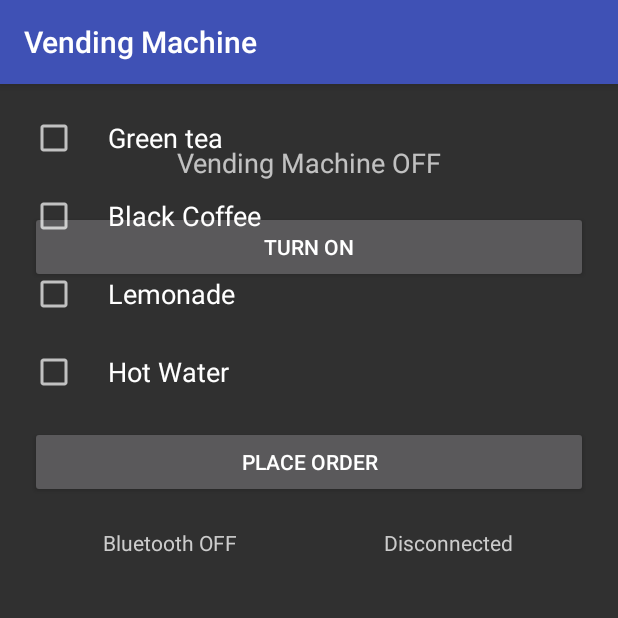
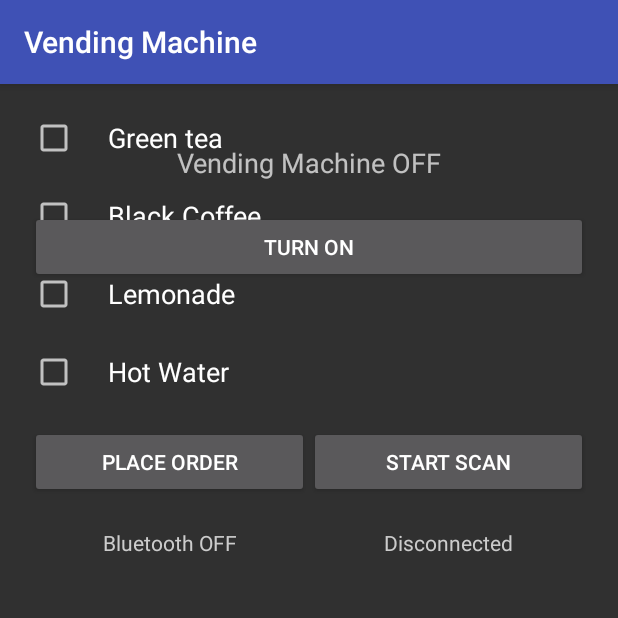
Before and after one commit to mihir-harbinger/VendingMachine, an Android app: the screen it shows after launch (MainActivity), on a phone screen of 412 x 824 dp, the top half of it. Run offline under Robolectric (Android 15) with nearby library versions, the phone set to English and light mode, and no system bars.

Commit message:
eod commit

```diff
--- a/app/src/main/java/com/example/mihir/vendingmachine/MainActivity.java
+++ b/app/src/main/java/com/example/mihir/vendingmachine/MainActivity.java
@@ -6,6 +6,7 @@ import android.content.BroadcastReceiver;
 import android.content.Context;
 import android.content.Intent;
 import android.content.IntentFilter;
+import android.os.Handler;
 import android.support.v7.app.AppCompatActivity;
 import android.os.Bundle;
 import android.view.View;
@@ -32,6 +33,9 @@ public class MainActivity extends AppCompatActivity implements OnClickListener {
     private TextView txtBluetoothStatus;
     private TextView txtConnectionStatus;
     private TextView txtAdvertisementStatus;
+    private TextView txtPrintMessage;
+    private TextView txtStatus;
+    private Button btnScan;
     private Button btnPlaceOrder;
     private Button btnToggleMachine;
     private TabHost tabHost;
@@ -49,17 +53,21 @@ public class MainActivity extends AppCompatActivity implements OnClickListener {
         chkBlackCoffee  = (CheckBox) findViewById(R.id.checkBox2);
         chkLemonade     = (CheckBox) findViewById(R.id.checkBox3);
         chkHotWater     = (CheckBox) findViewById(R.id.checkBox4);
-        btnPlaceOrder   = (Button) findViewById(R.id.button_scan);
+        btnScan         = (Button) findViewById(R.id.button_scan);
+        btnPlaceOrder   = (Button) findViewById(R.id.button_placeOrder);
         btnToggleMachine= (Button) findViewById(R.id.button_advertise);
 
         //ui outlets
         txtBluetoothStatus = (TextView) findViewById(R.id.textView1);
         txtConnectionStatus = (TextView) findViewById(R.id.textView2);
         txtAdvertisementStatus = (TextView) findViewById(R.id.textView3);
+        txtPrintMessage = (TextView) findViewById(R.id.textView5);
+        txtStatus = (TextView) findViewById(R.id.textView6);
 
         //onClick listeners
         findViewById(R.id.button_scan).setOnClickListener(this);
         findViewById(R.id.button_advertise).setOnClickListener(this);
+        findViewById(R.id.button_placeOrder).setOnClickListener(this);
 
         //tab view
         tabHost = (TabHost) findViewById(R.id.tabHost);
@@ -83,12 +91,12 @@ public class MainActivity extends AppCompatActivity implements OnClickListener {
             if (mBluetoothAdapter.isEnabled()) {
                 txtBluetoothStatus.setTextColor(Color.parseColor("#00ddff"));
                 txtBluetoothStatus.setText("Bluetooth ON");
-                startScanning();
                 // Bluetooth is not enable :)
             }
             else{
                 txtBluetoothStatus.setTextColor(Color.parseColor("#cccccc"));
                 txtBluetoothStatus.setText("Bluetooth OFF");
+                Toast.makeText(MainActivity.this, "Please turn Bluetooth ON", Toast.LENGTH_LONG).show();
             }
         }
     }
@@ -112,7 +120,6 @@ public class MainActivity extends AppCompatActivity implements OnClickListener {
                         break;
                     case BluetoothAdapter.STATE_ON:
                         setDeviceStatus("Bluetooth ON", true);
-                        startScanning();
                         break;
                     case BluetoothAdapter.STATE_TURNING_ON:
                         setDeviceStatus("Turning ON...", true);
@@ -165,18 +172,12 @@ public class MainActivity extends AppCompatActivity implements OnClickListener {
                     break;
                 }
                 startScanning();
-                setConnectionStatus("Scanning", true);
                 break;
-//            case R.id.button_send:
-//                if (mEditTextMsg.getText() != null) {
-//                    if (mBleScanner != null) {
-//                        mBleScanner.sendMessage(mEditTextMsg.getText().toString());
-//                    } else if (mAdvertiser != null) {
-//                        mAdvertiser.sendMessage(mEditTextMsg.getText().toString());
-//                    }
-//                    mEditTextMsg.setText("");
-//                }
-//                break;
+            case R.id.button_placeOrder:
+                if (mBleScanner != null) {
+                    mBleScanner.sendMessage("Coffee, please.");
+                }
+                break;
 //            case R.id.responseIndicator_1:
 //                //Toast.makeText(this, "Call request sent", Toast.LENGTH_SHORT).show();
 //                if (mBleScanner != null) {
@@ -212,6 +213,7 @@ public class MainActivity extends AppCompatActivity implements OnClickListener {
             mBleScanner = new bleScanner(this, mBluetoothManager);
         }
         mBleScanner.startScanning();
+        setConnectionStatus("Scanning", true);
     }
 
     public void setDeviceStatus(final String message, final boolean colorCode) {
@@ -259,4 +261,20 @@ public class MainActivity extends AppCompatActivity implements OnClickListener {
             }
         });
     }
+    public void serveIncomingRequest(final String str){
+        runOnUiThread(new Runnable() {
+            public void run() {
+                txtPrintMessage.setText(str);
+            }
+        });
+    }
+
+    public void printResponseFromMachine(final String str){
+        runOnUiThread(new Runnable() {
+            @Override
+            public void run() {
+                txtStatus.setText(str);
+            }
+        });
+    }
 }
--- a/app/src/main/res/layout/activity_main.xml
+++ b/app/src/main/res/layout/activity_main.xml
@@ -33,44 +33,11 @@
                     android:id="@android:id/tabcontent"
                     android:layout_width="match_parent"
                     android:layout_height="match_parent">
-                    <LinearLayout
-                        android:id="@+id/linearLayout5"
-                        android:layout_width="match_parent"
-                        android:layout_height="match_parent"
-                        android:orientation="vertical"
-                        android:padding="20dp">
-
-                        <TextView
-                            android:layout_width="match_parent"
-                            android:layout_height="wrap_content"
-                            android:textAppearance="?android:attr/textAppearanceMedium"
-                            android:text="Vending Machine OFF"
-                            android:id="@+id/textView3"
-                            android:layout_alignParentBottom="true"
-                            android:layout_centerHorizontal="true"
-                            android:textAlignment="center"
-                            android:padding="20dp" />
-
-                        <Button
-                            android:layout_width="match_parent"
-                            android:layout_height="wrap_content"
-                            android:text="Turn ON"
-                            android:id="@+id/button_advertise" />
-
-                        <TextView
-                            android:layout_width="match_parent"
-                            android:layout_height="wrap_content"
-                            android:textAppearance="?android:attr/textAppearanceMedium"
-                            android:id="@+id/textView5"
-                            android:layout_marginTop="20dp"
-                            android:textAlignment="center" />
-
-                    </LinearLayout>
 
                     <LinearLayout
                         android:id="@+id/linearLayout4"
                         android:layout_width="match_parent"
-                        android:layout_height="wrap_content"
+                        android:layout_height="match_parent"
                         android:orientation="vertical"
                         android:padding="20dp">
 
@@ -130,13 +97,27 @@
                                 android:textSize="18dp"
                                 android:layout_marginBottom="20dp" />
 
-                            <Button
+                            <LinearLayout
+                                android:orientation="horizontal"
                                 android:layout_width="match_parent"
-                                android:layout_height="wrap_content"
-                                android:text="Place Order"
-                                android:id="@+id/button_scan"
-                                android:layout_centerVertical="true"
-                                android:layout_centerHorizontal="true" />
+                                android:layout_height="wrap_content">
+
+                                <Button
+                                    android:layout_width="fill_parent"
+                                    android:layout_height="wrap_content"
+                                    android:text="Place Order"
+                                    android:id="@+id/button_placeOrder"
+                                    android:layout_weight="0.5" />
+
+                                <Button
+                                    android:layout_width="fill_parent"
+                                    android:layout_height="wrap_content"
+                                    android:text="Start Scan"
+                                    android:id="@+id/button_scan"
+                                    android:layout_centerVertical="true"
+                                    android:layout_centerHorizontal="true"
+                                    android:layout_weight="0.5" />
+                            </LinearLayout>
                         </LinearLayout>
 
                         <LinearLayout
@@ -148,27 +129,69 @@
                             android:id="@+id/linearLayout2">
 
                             <TextView
-                                android:layout_width="match_parent"
+                                android:layout_width="fill_parent"
                                 android:layout_height="wrap_content"
                                 android:text="Bluetooth OFF"
                                 android:id="@+id/textView1"
-                                android:layout_gravity="center_horizontal"
                                 android:textAlignment="center"
                                 android:layout_weight="0.5"
                                 android:textColor="#cccccc" />
 
                             <TextView
-                                android:layout_width="match_parent"
+                                android:layout_width="fill_parent"
                                 android:layout_height="wrap_content"
                                 android:text="Disconnected"
                                 android:id="@+id/textView2"
-                                android:layout_gravity="center_horizontal"
                                 android:textAlignment="center"
                                 android:layout_weight="0.5"
                                 android:textColor="#cccccc" />
 
                         </LinearLayout>
+
+                        <TextView
+                            android:layout_width="match_parent"
+                            android:layout_height="wrap_content"
+                            android:textAppearance="?android:attr/textAppearanceMedium"
+                            android:id="@+id/textView6"
+                            android:textAlignment="center"
+                            android:layout_marginTop="40dp"
+                            android:layout_gravity="center" />
+
                     </LinearLayout>
+                    <LinearLayout
+                        android:id="@+id/linearLayout5"
+                        android:layout_width="match_parent"
+                        android:layout_height="match_parent"
+                        android:orientation="vertical"
+                        android:padding="20dp">
+
+                        <TextView
+                            android:layout_width="match_parent"
+                            android:layout_height="wrap_content"
+                            android:textAppearance="?android:attr/textAppearanceMedium"
+                            android:text="Vending Machine OFF"
+                            android:id="@+id/textView3"
+                            android:layout_alignParentBottom="true"
+                            android:layout_centerHorizontal="true"
+                            android:textAlignment="center"
+                            android:padding="20dp" />
+
+                        <Button
+                            android:layout_width="match_parent"
+                            android:layout_height="wrap_content"
+                            android:text="Turn ON"
+                            android:id="@+id/button_advertise" />
+
+                        <TextView
+                            android:layout_width="match_parent"
+                            android:layout_height="wrap_content"
+                            android:textAppearance="?android:attr/textAppearanceMedium"
+                            android:id="@+id/textView5"
+                            android:layout_marginTop="20dp"
+                            android:textAlignment="center" />
+
+                    </LinearLayout>
+
                 </FrameLayout>
             </LinearLayout>
         </TabHost>
```
Also changed, not shown: app/src/main/java/com/example/mihir/vendingmachine/bleAdvertiser.java (+22 -3 lines), app/src/main/java/com/example/mihir/vendingmachine/bleScanner.java (+17 -1 lines).
